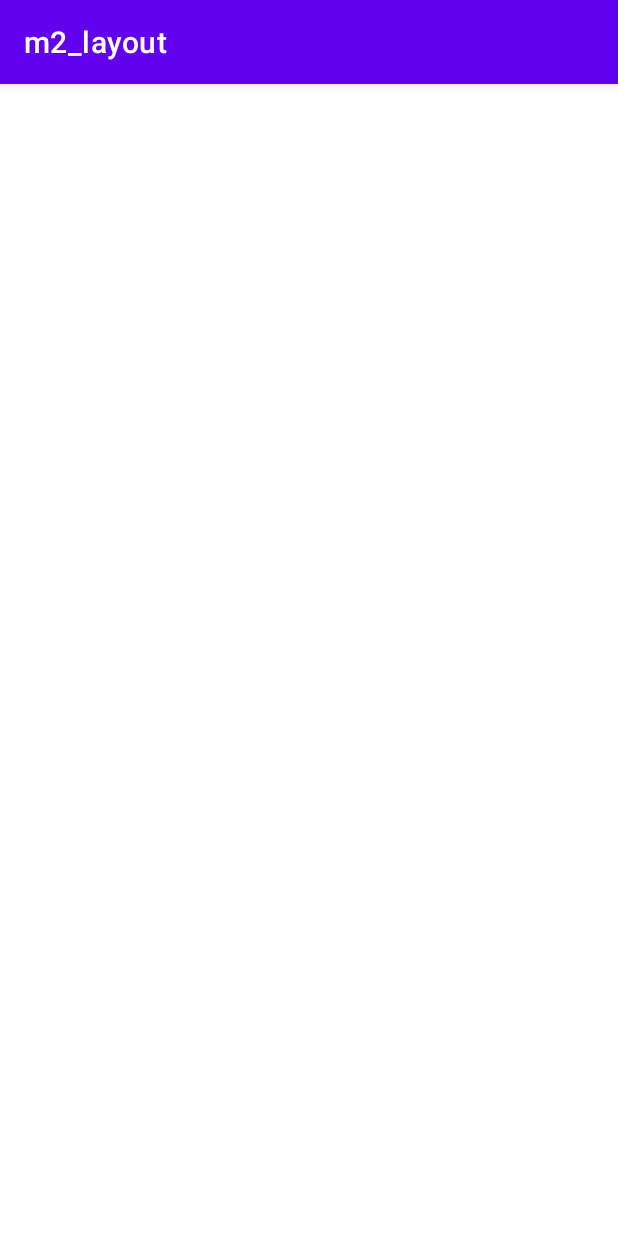
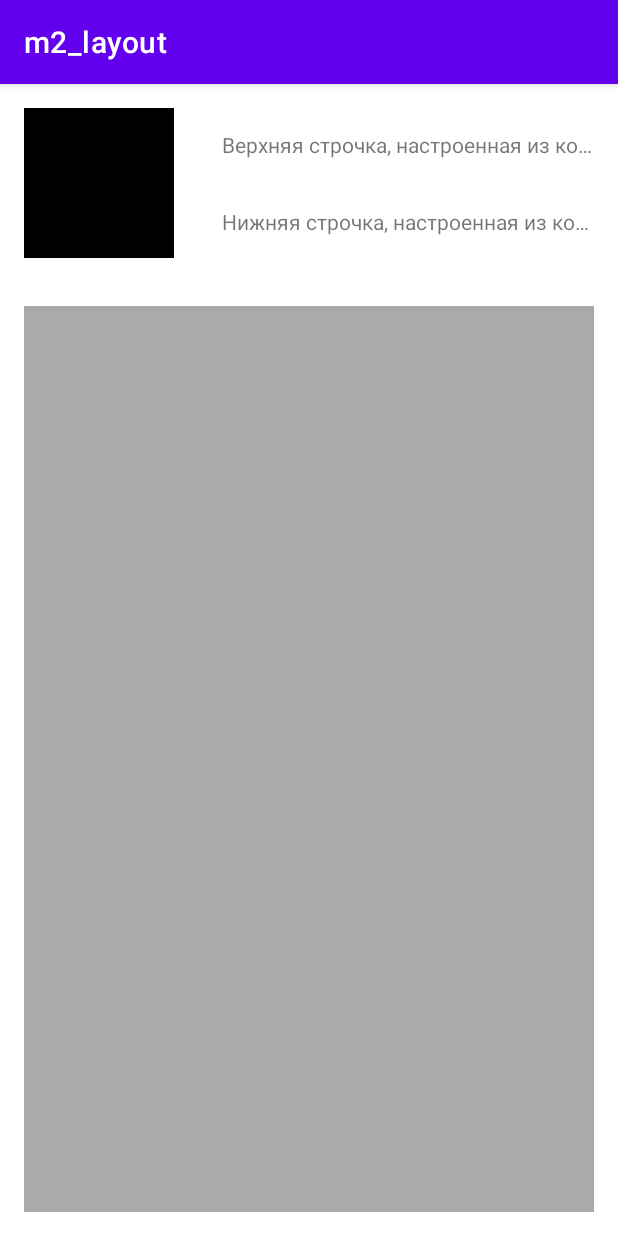
Before and after one commit to Semurtt/Skillbox_lessons, an Android app: the screen it shows after launch (MainActivity), on a phone screen of 412 x 824 dp. Run offline under Robolectric (Android 15) with nearby library versions, the phone set to English and light mode, and no system bars.

Commit message:
Домашка 2 с CustomView

```diff
--- /dev/null
+++ b/m2_layout/app/src/main/java/com/example/m2_layout/CustomView.kt
@@ -0,0 +1,31 @@
+package com.example.m2_layout
+
+import android.content.Context
+import android.util.AttributeSet
+import android.view.LayoutInflater
+import android.widget.FrameLayout
+import com.example.m2_layout.databinding.CustomViewBinding
+
+
+class CustomView
+@JvmOverloads constructor(
+    context: Context,
+    attrs: AttributeSet? = null,
+    defStyleAttr: Int = 0
+) : FrameLayout(context, attrs, defStyleAttr) {
+
+    private val binding = CustomViewBinding.inflate(LayoutInflater.from(context))
+
+    init {
+        addView(binding.root)
+    }
+
+    fun set1Text(text1: String) {
+        binding.firstText.text = text1
+    }
+
+    fun set2Text(text2: String) {
+        binding.secondText.text = text2
+    }
+
+}
--- a/m2_layout/app/src/main/java/com/example/m2_layout/MainActivity.kt
+++ b/m2_layout/app/src/main/java/com/example/m2_layout/MainActivity.kt
@@ -9,7 +9,10 @@ class MainActivity : AppCompatActivity() {
         super.onCreate(savedInstanceState)
         val binding = ActivityMainBinding.inflate(layoutInflater)
         setContentView(binding.root)
-        binding.firstText.text = "верхняя строчка, настроенная из кода"
-        binding.secondText.text = "нижняя строчка, настроенная из кода"
+        val text1 = "Верхняя строчка, настроенная из кода"
+        val text2 = "Нижняя строчка, настроенная из кода"
+        binding.customViewInActivity.set1Text(text1)
+        binding.customViewInActivity.set2Text(text2)
+
     }
 }
--- a/m2_layout/app/src/main/res/layout/activity_main.xml
+++ b/m2_layout/app/src/main/res/layout/activity_main.xml
@@ -1,56 +1,11 @@
 <?xml version="1.0" encoding="utf-8"?>
-<RelativeLayout xmlns:android="http://schemas.android.com/apk/res/android"
-    xmlns:tools="http://schemas.android.com/tools"
+<FrameLayout xmlns:android="http://schemas.android.com/apk/res/android"
     android:layout_width="match_parent"
     android:layout_height="match_parent">
 
-    <View
-        android:id="@+id/blackBox"
-        android:layout_width="100dp"
-        android:layout_height="100dp"
-        android:layout_marginStart="16dp"
-        android:layout_marginTop="16dp"
-        android:layout_marginEnd="16dp"
-        android:layout_marginBottom="16dp"
-        android:background="@color/black" />
+    <com.example.m2_layout.CustomView
+        android:id="@+id/customViewInActivity"
+        android:layout_width="wrap_content"
+        android:layout_height="wrap_content" />
 
-    <View
-        android:id="@+id/grayBox"
-        android:layout_width="match_parent"
-        android:layout_height="match_parent"
-        android:layout_below="@+id/blackBox"
-        android:layout_marginStart="16dp"
-        android:layout_marginTop="16dp"
-        android:layout_marginEnd="16dp"
-        android:layout_marginBottom="16dp"
-        android:background="@android:color/darker_gray" />
-
-    <LinearLayout
-        android:layout_width="match_parent"
-        android:layout_height="match_parent"
-        android:layout_above="@id/grayBox"
-        android:layout_toEndOf="@id/blackBox"
-        android:gravity="center_vertical"
-        android:orientation="vertical">
-
-        <TextView
-            android:id="@+id/firstText"
-            android:layout_width="wrap_content"
-            android:layout_height="wrap_content"
-            android:layout_margin="16dp"
-            android:ellipsize="end"
-            android:lines="1"
-            tools:text="@tools:sample/lorem/random" />
-
-        <TextView
-            android:id="@+id/secondText"
-            android:layout_width="wrap_content"
-            android:layout_height="wrap_content"
-            android:layout_margin="16dp"
-            android:ellipsize="end"
-            android:lines="1"
-            tools:text="@tools:sample/lorem/random" />
-
-    </LinearLayout>
-
-</RelativeLayout>
+</FrameLayout>
--- /dev/null
+++ b/m2_layout/app/src/main/res/layout/custom_view.xml
@@ -0,0 +1,56 @@
+<?xml version="1.0" encoding="utf-8"?>
+<RelativeLayout xmlns:android="http://schemas.android.com/apk/res/android"
+    xmlns:tools="http://schemas.android.com/tools"
+    android:layout_width="match_parent"
+    android:layout_height="match_parent">
+
+    <View
+        android:id="@+id/blackBox"
+        android:layout_width="100dp"
+        android:layout_height="100dp"
+        android:layout_marginStart="16dp"
+        android:layout_marginTop="16dp"
+        android:layout_marginEnd="16dp"
+        android:layout_marginBottom="16dp"
+        android:background="@color/black" />
+
+    <View
+        android:id="@+id/grayBox"
+        android:layout_width="match_parent"
+        android:layout_height="match_parent"
+        android:layout_below="@+id/blackBox"
+        android:layout_marginStart="16dp"
+        android:layout_marginTop="16dp"
+        android:layout_marginEnd="16dp"
+        android:layout_marginBottom="16dp"
+        android:background="@android:color/darker_gray" />
+
+    <LinearLayout
+        android:layout_width="match_parent"
+        android:layout_height="match_parent"
+        android:layout_above="@id/grayBox"
+        android:layout_toEndOf="@id/blackBox"
+        android:gravity="center_vertical"
+        android:orientation="vertical">
+
+        <TextView
+            android:id="@+id/firstText"
+            android:layout_width="wrap_content"
+            android:layout_height="wrap_content"
+            android:layout_margin="16dp"
+            android:ellipsize="end"
+            android:lines="1"
+            tools:text="@tools:sample/lorem/random" />
+
+        <TextView
+            android:id="@+id/secondText"
+            android:layout_width="wrap_content"
+            android:layout_height="wrap_content"
+            android:layout_margin="16dp"
+            android:ellipsize="end"
+            android:lines="1"
+            tools:text="@tools:sample/lorem/random" />
+
+    </LinearLayout>
+
+</RelativeLayout>
```
